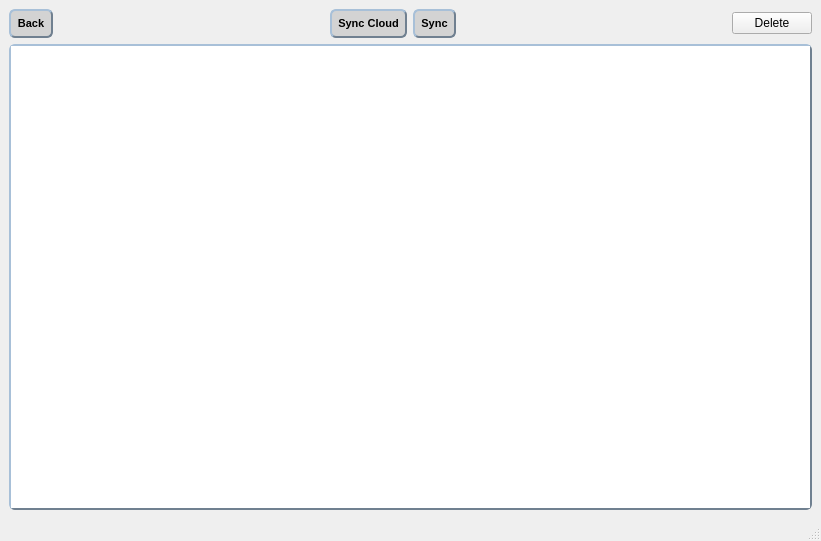
Above: src/filewindow.ui from hsBoyz/MiniLockSync before the change. Below: the same form after it.
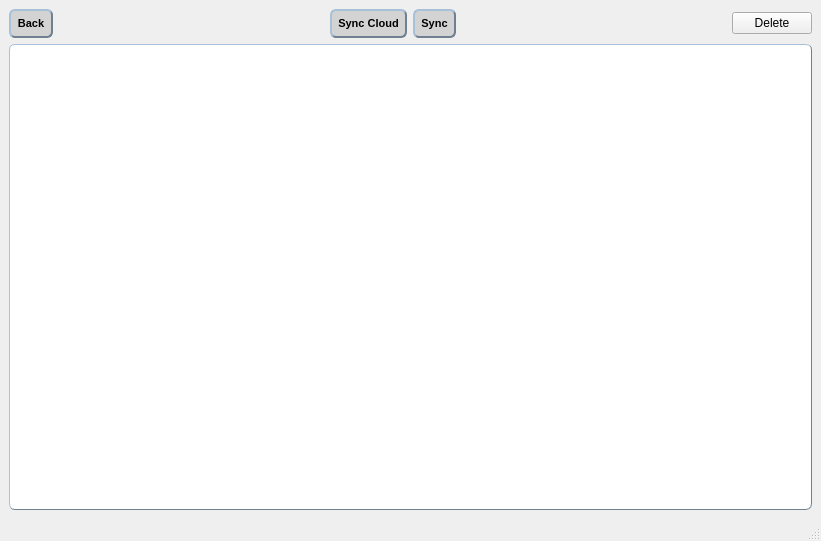
That is the form after the change. Icons and pictures are not drawn.

Diff of the .ui file:
```diff
--- a/src/filewindow.ui
+++ b/src/filewindow.ui
@@ -148,13 +148,15 @@
      <widget class="QListView" name="listView">
       <property name="styleSheet">
        <string notr="true">QListView#listView {
+	background-color: rgb(255, 255, 255);
 	 border-style: outset;
-     border-width: 2px;
+     border-width: 1px;
      border-radius: 6px;
      border-color: #708090;
-     font: 14px;
+     font: 11px;
      min-width: 10em;
      show-decoration-selected: 1;
+
 }
 QListView::item:alternate {
      background: #EEEEEE;
```
